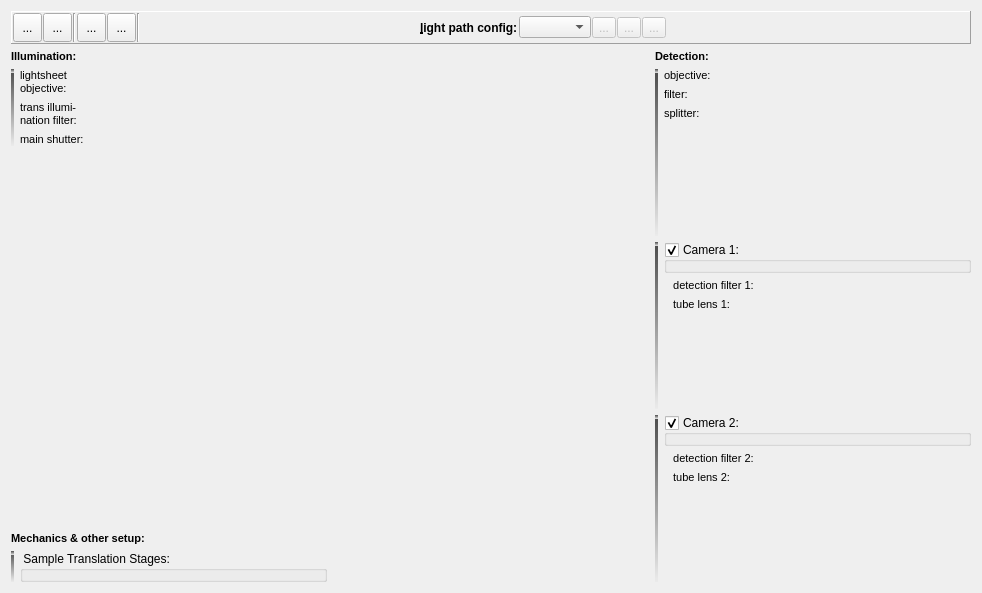
Qt form plugins/spimb040/qfespimb040opticssetup.ui (jkriege2/QuickFit3) before a commit.
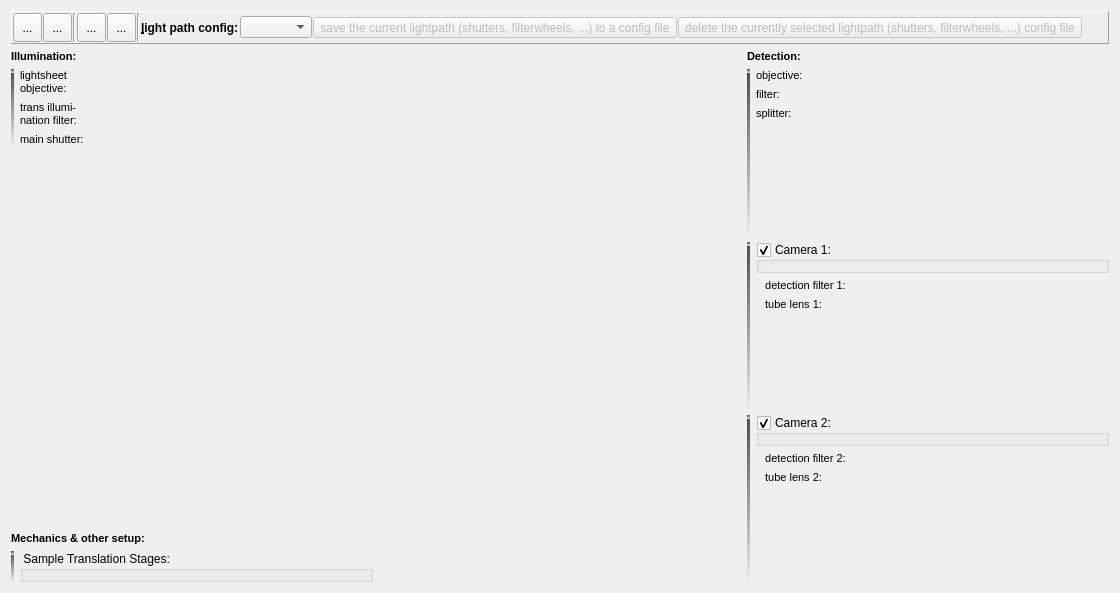
The same form after that commit. Icons and pictures are not drawn. Custom widgets are drawn as their Qt base class.

Commit message: QuickFit3/SPIM: added some new icons

What changed in the file:
```diff
--- a/plugins/spimb040/qfespimb040opticssetup.ui
+++ b/plugins/spimb040/qfespimb040opticssetup.ui
@@ -610,17 +610,17 @@
          <bool>false</bool>
         </property>
         <property name="text">
-         <string>...</string>
+         <string>save the current lightpath (shutters, filterwheels, ...) to a config file</string>
         </property>
-       </widget>
-      </item>
-      <item>
-       <widget class="QToolButton" name="btnLightpathAdd">
-        <property name="enabled">
-         <bool>false</bool>
+        <property name="icon">
+         <iconset resource="spimb040.qrc">
+          <normaloff>:/spimb040/lightpath_save.png</normaloff>:/spimb040/lightpath_save.png</iconset>
         </property>
-        <property name="text">
-         <string>...</string>
+        <property name="iconSize">
+         <size>
+          <width>22</width>
+          <height>22</height>
+         </size>
         </property>
        </widget>
       </item>
@@ -630,7 +630,17 @@
          <bool>false</bool>
         </property>
         <property name="text">
-         <string>...</string>
+         <string>delete the currently selected lightpath (shutters, filterwheels, ...) config file</string>
+        </property>
+        <property name="icon">
+         <iconset resource="spimb040.qrc">
+          <normaloff>:/spimb040/lightpath_delete.png</normaloff>:/spimb040/lightpath_delete.png</iconset>
+        </property>
+        <property name="iconSize">
+         <size>
+          <width>22</width>
+          <height>22</height>
+         </size>
         </property>
        </widget>
       </item>
@@ -666,6 +676,12 @@
           <normaloff>:/spimb040/lock_opened.png</normaloff>
           <normalon>:/spimb040/lock_closed.png</normalon>:/spimb040/lock_opened.png</iconset>
         </property>
+        <property name="iconSize">
+         <size>
+          <width>22</width>
+          <height>22</height>
+         </size>
+        </property>
         <property name="checkable">
          <bool>true</bool>
         </property>
```
Left out of the diff: 17 changed lines with no effect on the pictures. The commit also changes 16 other files.
